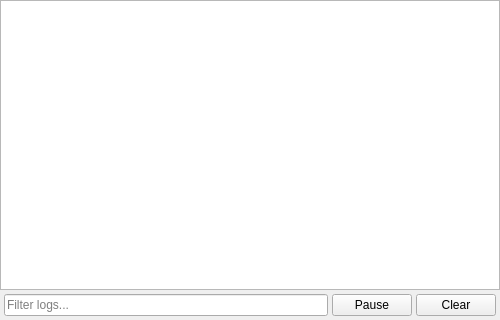
ElOvo123/Cellcharger, file ui/console/console_widget.ui: the form before one commit.
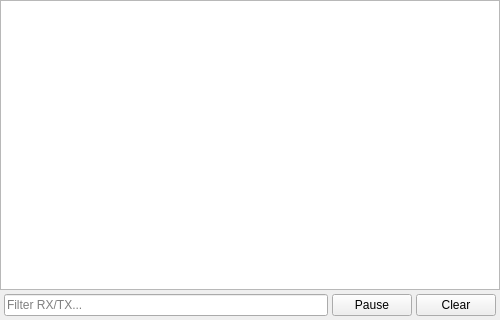
The form after the commit.

```diff
--- a/ui/console/console_widget.ui
+++ b/ui/console/console_widget.ui
@@ -53,7 +53,7 @@
      <item>
       <widget class="QLineEdit" name="filterEdit">
        <property name="placeholderText">
-        <string>Filter logs...</string>
+        <string>Filter RX/TX...</string>
        </property>
        <property name="clearButtonEnabled">
         <bool>true</bool>
```
